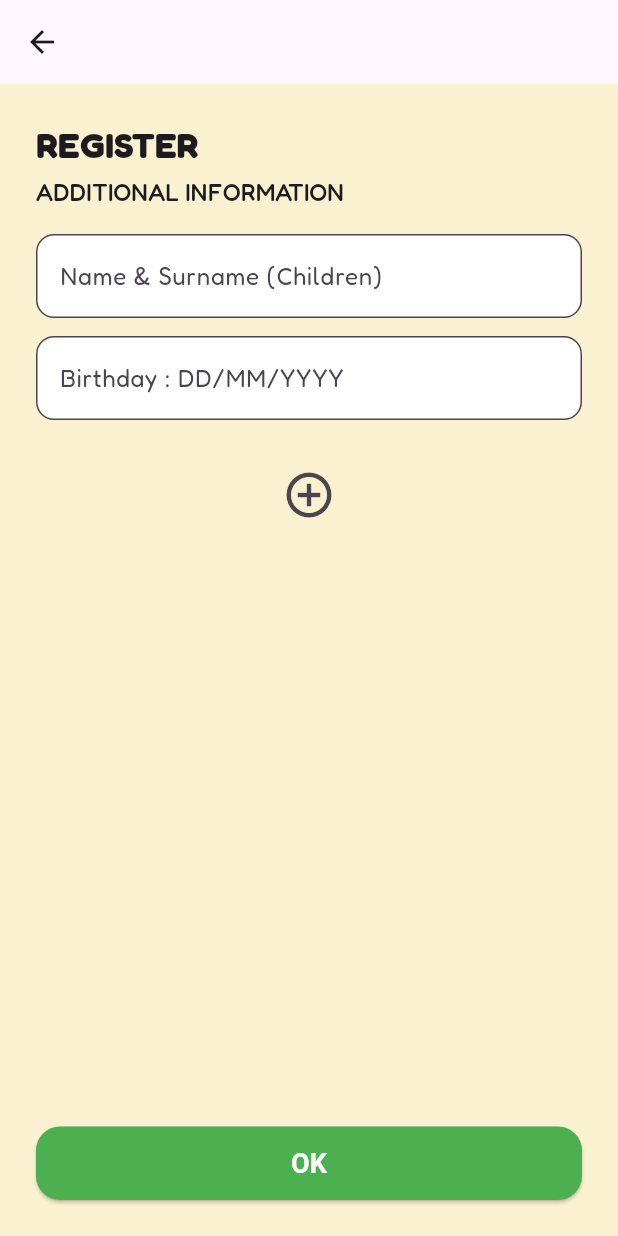
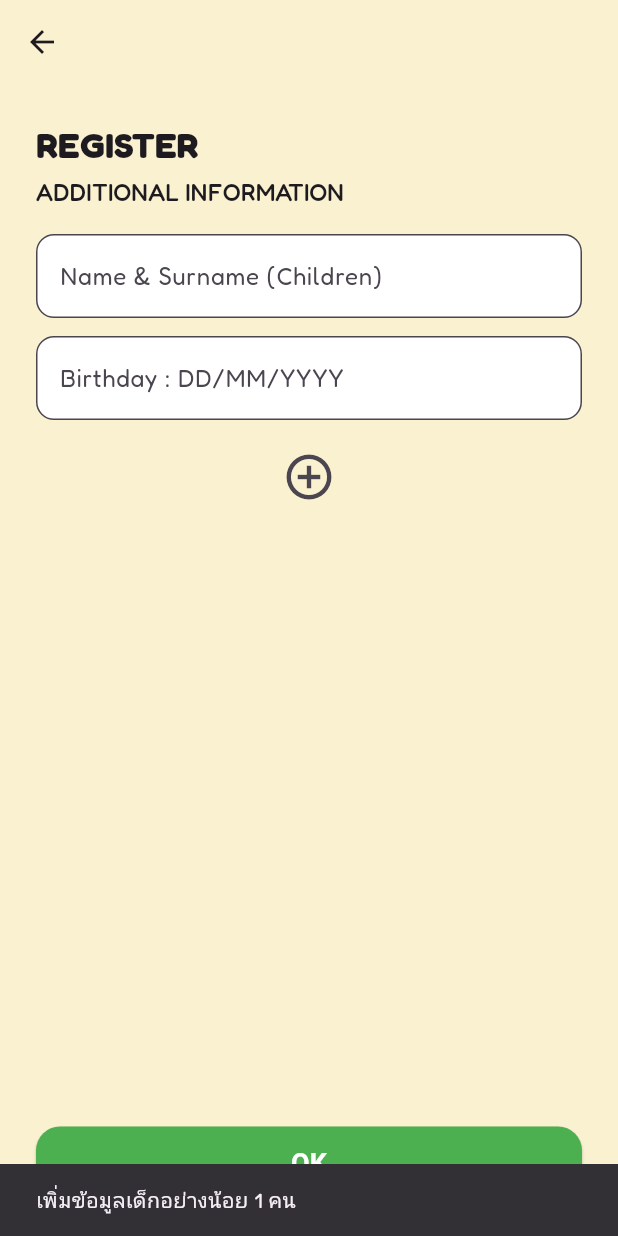
Before and after one commit to krxton/Skill-Wallet-Kool, a Flutter app: the RegisterScreen screen opened by its route, after a tap on "OK", on a phone screen of 412 x 824 dp. Run offline on Flutter 3.47's test engine with Material 3 defaults, Android fonts, the phone set to English and light mode, and no system bars; our stand-ins replace google_fonts, shared_preferences; accounts and stored records are empty.

Commit message:
เพิ่มlogin register

```diff
--- a/flutter_app/lib/screens/register_screen.dart
+++ b/flutter_app/lib/screens/register_screen.dart
@@ -1,6 +1,8 @@
 import 'package:flutter/material.dart';
+import 'package:shared_preferences/shared_preferences.dart';
 import '../widgets/primary_button.dart';
 import '../widgets/text_fields.dart';
+import '../routes/app_routes.dart';
 
 class RegisterScreen extends StatefulWidget {
   const RegisterScreen({super.key});
@@ -11,7 +13,53 @@ class RegisterScreen extends StatefulWidget {
 class _RegisterScreenState extends State<RegisterScreen> {
   final nameCtrl = TextEditingController();
   final dobCtrl = TextEditingController();
-  final List<String> children = [];
+  final List<Map<String, String>> children = []; // [{name:'', dob:''}, ...]
+
+  final _dobRegex = RegExp(r'^\d{2}/\d{2}/\d{4}$'); // DD/MM/YYYY
+
+  void _addChild() {
+    final name = nameCtrl.text.trim();
+    final dob = dobCtrl.text.trim();
+
+    if (name.isEmpty || !_dobRegex.hasMatch(dob)) {
+      ScaffoldMessenger.of(context).showSnackBar(
+        const SnackBar(content: Text('กรอกชื่อ และวันเกิดรูปแบบ DD/MM/YYYY')),
+      );
+      return;
+    }
+
+    setState(() {
+      children.add({'name': name, 'dob': dob});
+      nameCtrl.clear();
+      dobCtrl.clear();
+    });
+  }
+
+  Future<void> _submit() async {
+    // ถ้า user ยังไม่ได้กด + แต่กรอกอยู่ ให้เพิ่มให้ด้วย
+    if (nameCtrl.text.trim().isNotEmpty && _dobRegex.hasMatch(dobCtrl.text.trim())) {
+      _addChild();
+    }
+
+    if (children.isEmpty) {
+      ScaffoldMessenger.of(context).showSnackBar(
+        const SnackBar(content: Text('เพิ่มข้อมูลเด็กอย่างน้อย 1 คน')),
+      );
+      return;
+    }
+
+    // บันทึกลงเครื่อง
+    final prefs = await SharedPreferences.getInstance();
+    // เก็บเป็น list ของ string "name|dob"
+    await prefs.setStringList(
+      'swk_children',
+      children.map((c) => '${c['name']}|${c['dob']}').toList(),
+    );
+
+    // ไปหน้า Login (หรือจะไป Home ก็เปลี่ยนเป็น AppRoutes.home)
+    if (!mounted) return;
+    Navigator.pushReplacementNamed(context, AppRoutes.login);
+  }
 
   @override
   Widget build(BuildContext context) {
@@ -27,27 +75,41 @@ class _RegisterScreenState extends State<RegisterScreen> {
               const SizedBox(height: 4),
               Text('ADDITIONAL INFORMATION', style: Theme.of(context).textTheme.titleMedium),
               const SizedBox(height: 16),
+
               SWKTextField(hint: 'Name & Surname (Children)', controller: nameCtrl),
               const SizedBox(height: 12),
               SWKTextField(hint: 'Birthday : DD/MM/YYYY', controller: dobCtrl, keyboardType: TextInputType.datetime),
-              const SizedBox(height: 12),
-              Wrap(spacing: 8, runSpacing: 8, children: children.map((c) => Chip(label: Text(c))).toList()),
+
               const SizedBox(height: 12),
               Align(
                 alignment: Alignment.center,
                 child: IconButton(
-                  onPressed: () {
-                    if (nameCtrl.text.isNotEmpty) {
-                      setState(() => children.add(nameCtrl.text));
-                      nameCtrl.clear();
-                      dobCtrl.clear();
-                    }
-                  },
+                  onPressed: _addChild,
                   icon: const Icon(Icons.add_circle_outline, size: 36),
                 ),
               ),
+
+              // แสดงรายการเด็กที่เพิ่มแล้ว
+              const SizedBox(height: 8),
+              Wrap(
+                spacing: 8,
+                runSpacing: 8,
+                children: children
+                    .asMap()
+                    .entries
+                    .map((e) => Chip(
+                          label: Text('${e.value['name']} (${e.value['dob']})'),
+                          onDeleted: () => setState(() => children.removeAt(e.key)),
+                        ))
+                    .toList(),
+              ),
+
               const Spacer(),
-              PrimaryButton(label: 'OK', onPressed: () {/* TODO: submit */}, color: Colors.green),
+              PrimaryButton(
+                label: 'OK',
+                onPressed: _submit,
+                color: Colors.green,
+              ),
             ],
           ),
         ),
--- a/flutter_app/lib/screens/signin_screen.dart
+++ b/flutter_app/lib/screens/signin_screen.dart
@@ -42,7 +42,7 @@ class SignInScreen extends StatelessWidget {
                 label: 'CONTINUE WITH FACEBOOK',
                 icon: Icons.facebook,
                 onPressed: () {
-                  // TODO: เชื่อมจริงภายหลัง
+
                 },
               ),
               const SizedBox(height: 12),
@@ -50,7 +50,7 @@ class SignInScreen extends StatelessWidget {
                 label: 'CONTINUE WITH GOOGLE',
                 icon: Icons.g_mobiledata,
                 onPressed: () {
-                  // TODO: เชื่อมจริงภายหลัง
+
                 },
               ),
 
--- a/flutter_app/pubspec.yaml
+++ b/flutter_app/pubspec.yaml
@@ -9,6 +9,8 @@ dependencies:
   flutter:
     sdk: flutter
   google_fonts: ^6.1.0
+  shared_preferences: ^2.2.2
+
 dev_dependencies:
   flutter_test:
     sdk: flutter
@@ -17,4 +19,4 @@ dev_dependencies:
 flutter:
   uses-material-design: true
   assets:
-    - assets/images/skill_wallet_kool.png
+    - assets/images/SWK_home.png
```
Also changed, not shown: flutter_app/lib/screens/login_screen.dart (+23 -18 lines), flutter_app/lib/screens/welcome_screen.dart (+5 -4 lines), flutter_app/lib/theme/app_theme.dart (+7 -3 lines), flutter_app/assets/images/SWK_home.png (added), flutter_app/assets/images/skill_wallet_kool.png (deleted), flutter_app/pubspec.lock, 5 other files.
